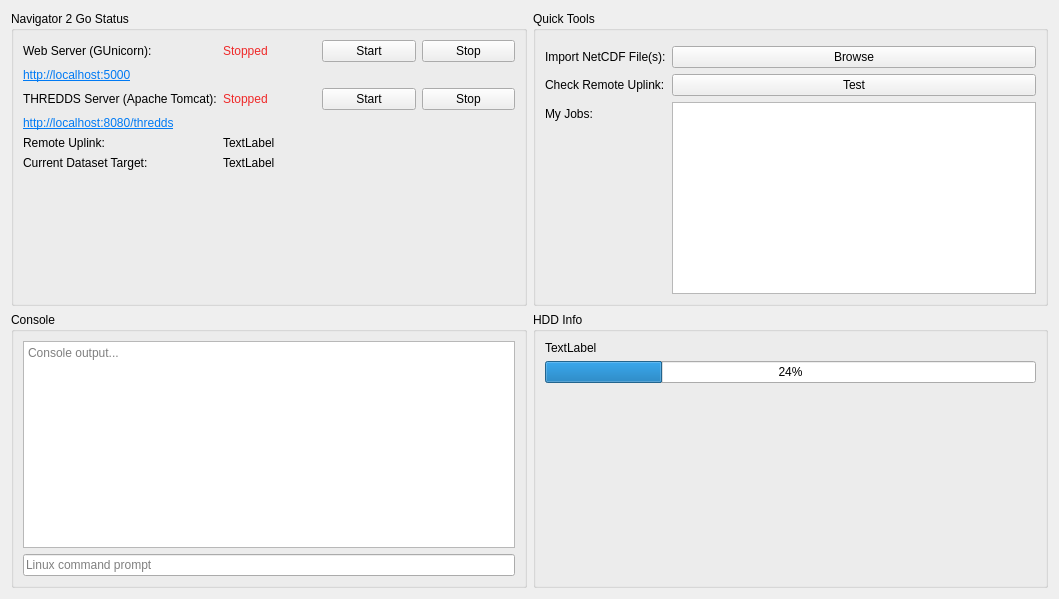
Old version of the form app/widgetdashboard.ui in the repository DFO-Ocean-Navigator/Navigator2Go.
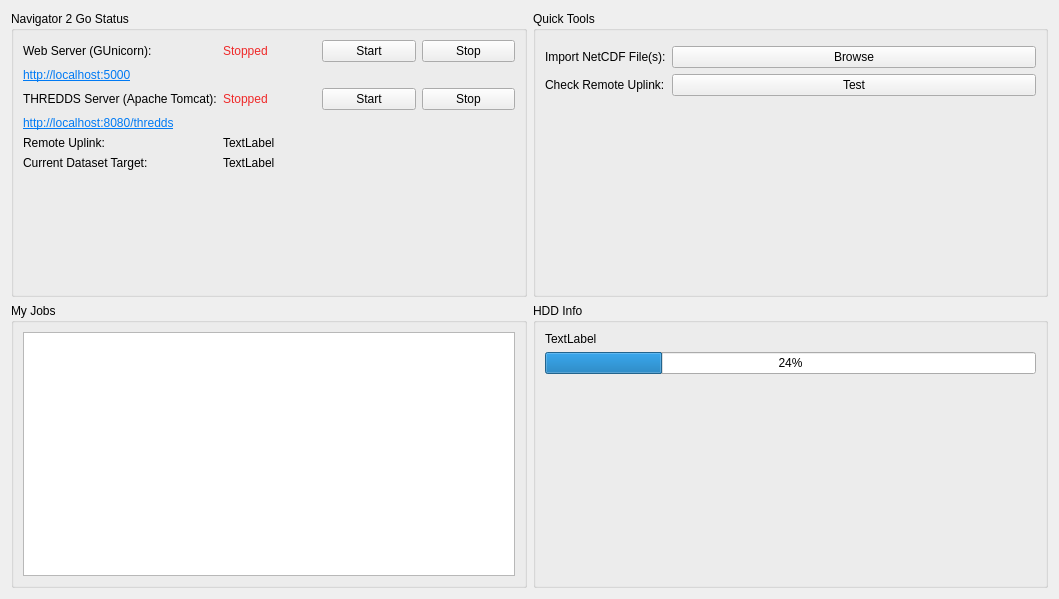
New version of the form. Icons and pictures are not drawn.

Commit message: Ditched console emulator ^.^

What changed in the file:
```diff
--- a/app/widgetdashboard.ui
+++ b/app/widgetdashboard.ui
@@ -209,53 +209,23 @@
         </property>
        </widget>
       </item>
-      <item row="4" column="0">
-       <widget class="QLabel" name="label_6">
-        <property name="text">
-         <string>My Jobs:</string>
-        </property>
-       </widget>
-      </item>
-      <item row="4" column="1">
-       <widget class="QListWidget" name="listWidgetJobs">
-        <property name="alternatingRowColors">
-         <bool>true</bool>
-        </property>
-        <property name="uniformItemSizes">
-         <bool>true</bool>
-        </property>
-       </widget>
-      </item>
      </layout>
     </widget>
    </item>
    <item row="1" column="0">
     <widget class="QGroupBox" name="groupBox_2">
      <property name="title">
-      <string>Console</string>
+      <string>My Jobs</string>
      </property>
      <layout class="QVBoxLayout" name="verticalLayout_2">
       <item>
        <layout class="QVBoxLayout" name="verticalLayout">
         <item>
-         <widget class="QTextEdit" name="textEdit">
-          <property name="undoRedoEnabled">
-           <bool>false</bool>
-          </property>
-          <property name="readOnly">
+         <widget class="QListWidget" name="listWidgetJobs">
+          <property name="alternatingRowColors">
            <bool>true</bool>
           </property>
-          <property name="placeholderText">
-           <string>Console output...</string>
-          </property>
-         </widget>
-        </item>
-        <item>
-         <widget class="QLineEdit" name="lineEditCommandPrompt">
-          <property name="placeholderText">
-           <string>Linux command prompt</string>
-          </property>
-          <property name="clearButtonEnabled">
+          <property name="uniformItemSizes">
            <bool>true</bool>
           </property>
          </widget>
```
The commit also changes 2 other files.
